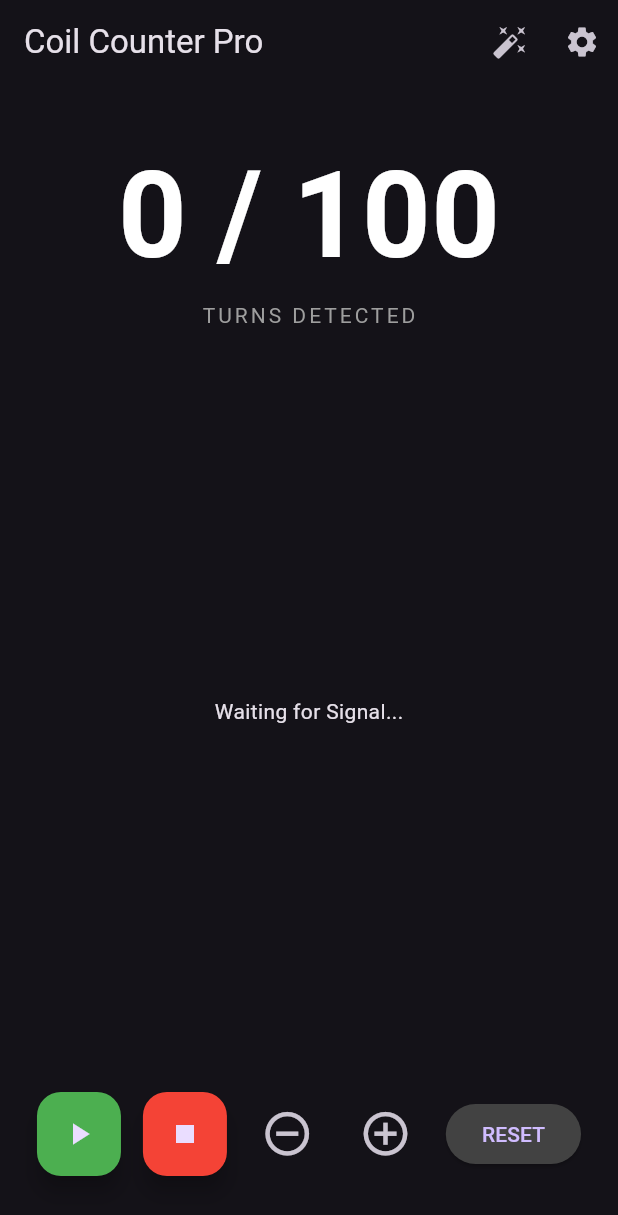
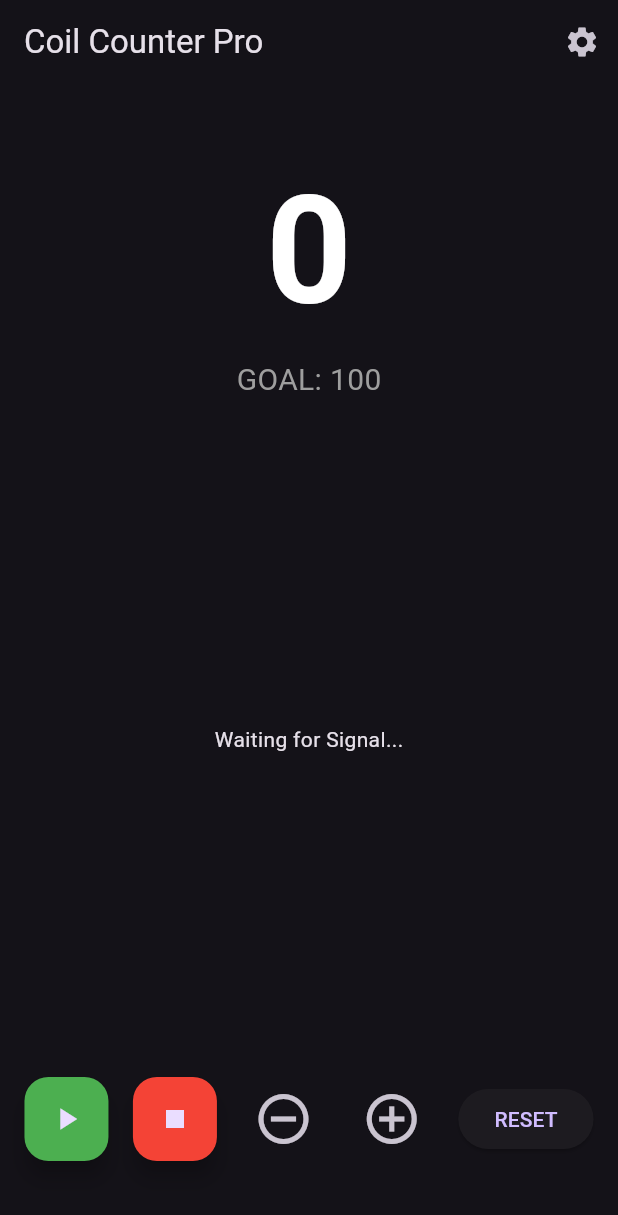
Before and after one commit to AMKOSHESH/coil-counter-flutter, a Flutter app: the screen it shows after launch, on a phone screen of 412 x 824 dp. Shown: the top 1215 px of the screen. Run offline on Flutter 3.47's test engine with Material 3 defaults, Android fonts, the light colour scheme and no system bars; our stand-ins replace audioplayers, fl_chart, sensors_plus, vibration.

Commit message:
Refactor sensor subscription and counter usage

```diff
--- a/lib/ui/home_screen.dart
+++ b/lib/ui/home_screen.dart
@@ -14,23 +14,22 @@ class HomeScreen extends StatefulWidget {
 
 class _HomeScreenState extends State<HomeScreen> {
   final List<double> buffer = [];
-  StreamSubscription? _sensorSubscription;
+  StreamSubscription? _sub;
 
   @override
   void initState() {
     super.initState();
-    final counter = Provider.of<CounterController>(context, listen: false);
-
-    _sensorSubscription = MagnetometerSensor(
-      detector: counter.detector,
-      onPulse: counter.onPulse,
+    final c = context.read<CounterController>();
+    _sub = MagnetometerSensor(
+      detector: c.detector,
+      onPulse: c.onPulse,
       onValue: (v) {
         if (mounted) {
           setState(() {
             if (buffer.length > 150) buffer.removeAt(0);
             buffer.add(v);
           });
-          counter.updateSensor(v);
+          c.updateSensor(v);
         }
       },
     ).start();
@@ -38,22 +37,18 @@ class _HomeScreenState extends State<HomeScreen> {
 
   @override
   void dispose() {
-    _sensorSubscription?.cancel();
+    _sub?.cancel();
     super.dispose();
   }
 
   @override
   Widget build(BuildContext context) {
-    final counter = context.watch<CounterController>();
+    final c = context.watch<CounterController>();
 
     return Scaffold(
       appBar: AppBar(
         title: const Text('Coil Counter Pro'),
         actions: [
-          IconButton(
-            icon: const Icon(Icons.auto_fix_high), // نام آیکون اصلاح شد
-            onPressed: counter.autoCalibrate,
-          ),
           IconButton(
             icon: const Icon(Icons.settings),
             onPressed: () => showModalBottomSheet(
@@ -66,56 +61,30 @@ class _HomeScreenState extends State<HomeScreen> {
       ),
       body: Column(
         children: [
-          const SizedBox(height: 30),
+          const SizedBox(height: 40),
           Text(
-            '${counter.count} / ${counter.target}',
-            style: TextStyle(
-              fontSize: 80,
-              fontWeight: FontWeight.bold,
-              color: counter.counterColor
-            ),
+            '${c.count}',
+            style: TextStyle(fontSize: 100, fontWeight: FontWeight.bold, color: c.counterColor),
           ),
-          const Text('TURNS DETECTED', style: TextStyle(color: Colors.grey, letterSpacing: 2)),
+          Text('GOAL: ${c.target}', style: const TextStyle(fontSize: 20, color: Colors.grey)),
 
           Expanded(
             child: Padding(
-              padding: const EdgeInsets.all(16),
-              child: SensorChart(
-                values: buffer,
-                threshold: counter.threshold,
-                onTap: counter.setThreshold,
-              ),
+              padding: const EdgeInsets.all(20),
+              child: SensorChart(values: buffer, threshold: c.threshold, onTap: c.setThreshold),
             ),
           ),
 
           Padding(
-            padding: const EdgeInsets.only(bottom: 40, left: 10, right: 10),
+            padding: const EdgeInsets.only(bottom: 50),
             child: Row(
               mainAxisAlignment: MainAxisAlignment.spaceEvenly,
               children: [
-                FloatingActionButton(
-                  onPressed: counter.start,
-                  backgroundColor: Colors.green,
-                  child: const Icon(Icons.play_arrow),
-                ),
-                FloatingActionButton(
-                  onPressed: counter.stop,
-                  backgroundColor: Colors.red,
-                  child: const Icon(Icons.stop),
-                ),
-                IconButton(
-                  icon: const Icon(Icons.remove_circle_outline, size: 35),
-                  onPressed: counter.manualDecrement
-                ),
-                IconButton(
-                  icon: const Icon(Icons.add_circle_outline, size: 35),
-                  onPressed: counter.manualIncrement
-                ),
-                ElevatedButton(
-                  onPressed: counter.reset,
-                  style: ElevatedButton.styleFrom(backgroundColor: Colors.grey[800]),
-                  child: const Text('RESET'),
-                ),
+                FloatingActionButton(onPressed: c.start, backgroundColor: Colors.green, child: const Icon(Icons.play_arrow)),
+                FloatingActionButton(onPressed: c.stop, backgroundColor: Colors.red, child: const Icon(Icons.stop)),
+                IconButton(icon: const Icon(Icons.remove_circle_outline, size: 40), onPressed: c.manualDecrement),
+                IconButton(icon: const Icon(Icons.add_circle_outline, size: 40), onPressed: c.manualIncrement),
+                ElevatedButton(onPressed: c.reset, child: const Text('RESET')),
               ],
             ),
           ),
```
